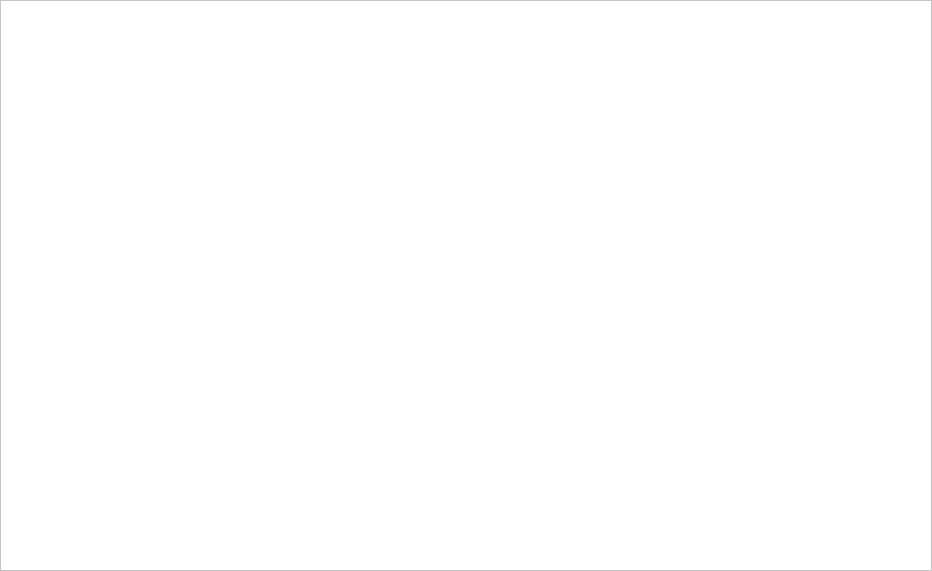
Qt form train_route.ui (gurpartap007/qtmop) before a commit.
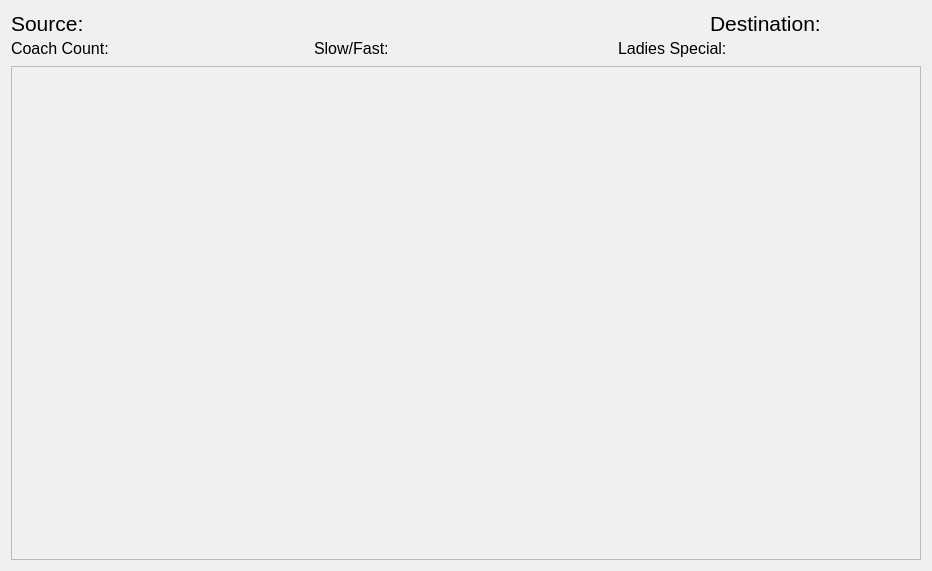
The same form after that commit.

Commit message: added new method of inserting items in table view, tested some data model with items

Patch:
```diff
--- a/train_route.ui
+++ b/train_route.ui
@@ -14,38 +14,229 @@
    <string>Form</string>
   </property>
   <property name="styleSheet">
-   <string notr="true">background-color: rgb(180, 180, 180);</string>
+   <string notr="true">background-color: rgb(240, 240, 240);</string>
   </property>
-  <layout class="QHBoxLayout" name="horizontalLayout_2">
-   <property name="spacing">
-    <number>0</number>
-   </property>
-   <property name="sizeConstraint">
-    <enum>QLayout::SetMinAndMaxSize</enum>
-   </property>
-   <property name="leftMargin">
-    <number>0</number>
-   </property>
-   <property name="topMargin">
-    <number>0</number>
-   </property>
-   <property name="rightMargin">
-    <number>0</number>
-   </property>
-   <property name="bottomMargin">
-    <number>0</number>
-   </property>
+  <layout class="QHBoxLayout" name="horizontalLayout_8">
    <item>
-    <layout class="QHBoxLayout" name="horizontalLayout">
-     <property name="spacing">
-      <number>0</number>
-     </property>
+    <layout class="QVBoxLayout" name="verticalLayout_2">
      <item>
-      <widget class="QTableView" name="route_info_table">
-       <property name="styleSheet">
-        <string notr="true">background-color: rgb(255, 255, 255);</string>
+      <layout class="QVBoxLayout" name="verticalLayout">
+       <property name="spacing">
+        <number>0</number>
        </property>
-      </widget>
+       <item>
+        <layout class="QHBoxLayout" name="horizontalLayout_3">
+         <item>
+          <layout class="QHBoxLayout" name="horizontalLayout">
+           <item>
+            <widget class="QLabel" name="source_label">
+             <property name="font">
+              <font>
+               <pointsize>16</pointsize>
+              </font>
+             </property>
+             <property name="text">
+              <string>Source:</string>
+             </property>
+            </widget>
+           </item>
+           <item>
+            <widget class="QLabel" name="source_station_name">
+             <property name="minimumSize">
+              <size>
+               <width>100</width>
+               <height>0</height>
+              </size>
+             </property>
+             <property name="font">
+              <font>
+               <pointsize>16</pointsize>
+              </font>
+             </property>
+             <property name="text">
+              <string/>
+             </property>
+            </widget>
+           </item>
+          </layout>
+         </item>
+         <item>
+          <spacer name="horizontalSpacer">
+           <property name="orientation">
+            <enum>Qt::Horizontal</enum>
+           </property>
+           <property name="sizeHint" stdset="0">
+            <size>
+             <width>600</width>
+             <height>20</height>
+            </size>
+           </property>
+          </spacer>
+         </item>
+         <item>
+          <layout class="QHBoxLayout" name="horizontalLayout_2">
+           <item>
+            <widget class="QLabel" name="destination_label">
+             <property name="font">
+              <font>
+               <pointsize>16</pointsize>
+              </font>
+             </property>
+             <property name="text">
+              <string>Destination:</string>
+             </property>
+            </widget>
+           </item>
+           <item>
+            <widget class="QLabel" name="destination_station_name">
+             <property name="minimumSize">
+              <size>
+               <width>100</width>
+               <height>0</height>
+              </size>
+             </property>
+             <property name="font">
+              <font>
+               <pointsize>16</pointsize>
+              </font>
+             </property>
+             <property name="text">
+              <string/>
+             </property>
+            </widget>
+           </item>
+          </layout>
+         </item>
+        </layout>
+       </item>
+       <item>
+        <layout class="QHBoxLayout" name="horizontalLayout_7">
+         <item>
+          <layout class="QHBoxLayout" name="horizontalLayout_4">
+           <item>
+            <widget class="QLabel" name="coach_count_label">
+             <property name="minimumSize">
+              <size>
+               <width>111</width>
+               <height>0</height>
+              </size>
+             </property>
+             <property name="font">
+              <font>
+               <pointsize>12</pointsize>
+              </font>
+             </property>
+             <property name="text">
+              <string>Coach Count:</string>
+             </property>
+            </widget>
+           </item>
+           <item>
+            <widget class="QLabel" name="coach_count">
+             <property name="minimumSize">
+              <size>
+               <width>51</width>
+               <height>0</height>
+              </size>
+             </property>
+             <property name="font">
+              <font>
+               <pointsize>16</pointsize>
+              </font>
+             </property>
+             <property name="text">
+              <string/>
+             </property>
+            </widget>
+           </item>
+          </layout>
+         </item>
+         <item>
+          <layout class="QHBoxLayout" name="horizontalLayout_5">
+           <item>
+            <widget class="QLabel" name="slow_fat_label">
+             <property name="minimumSize">
+              <size>
+               <width>91</width>
+               <height>0</height>
+              </size>
+             </property>
+             <property name="font">
+              <font>
+               <pointsize>12</pointsize>
+              </font>
+             </property>
+             <property name="text">
+              <string>Slow/Fast:</string>
+             </property>
+            </widget>
+           </item>
+           <item>
+            <widget class="QLabel" name="slow_fast_type">
+             <property name="minimumSize">
+              <size>
+               <width>81</width>
+               <height>0</height>
+              </size>
+             </property>
+             <property name="font">
+              <font>
+               <pointsize>16</pointsize>
+              </font>
+             </property>
+             <property name="text">
+              <string/>
+             </property>
+            </widget>
+           </item>
+          </layout>
+         </item>
+         <item>
+          <layout class="QHBoxLayout" name="horizontalLayout_6">
+           <item>
+            <widget class="QLabel" name="ladies_special_label">
+             <property name="minimumSize">
+              <size>
+               <width>121</width>
+               <height>0</height>
+              </size>
+             </property>
+             <property name="font">
+              <font>
+               <pointsize>12</pointsize>
+              </font>
+             </property>
+             <property name="text">
+              <string>Ladies Special:</string>
+             </property>
+            </widget>
+           </item>
+           <item>
+            <widget class="QLabel" name="ladies_special_type">
+             <property name="minimumSize">
+              <size>
+               <width>130</width>
+               <height>0</height>
+              </size>
+             </property>
+             <property name="font">
+              <font>
+               <pointsize>16</pointsize>
+              </font>
+             </property>
+             <property name="text">
+              <string/>
+             </property>
+            </widget>
+           </item>
+          </layout>
+         </item>
+        </layout>
+       </item>
+      </layout>
+     </item>
+     <item>
+      <widget class="QListWidget" name="station_names_list"/>
      </item>
     </layout>
    </item>
```
The commit also changes 11 other files.
